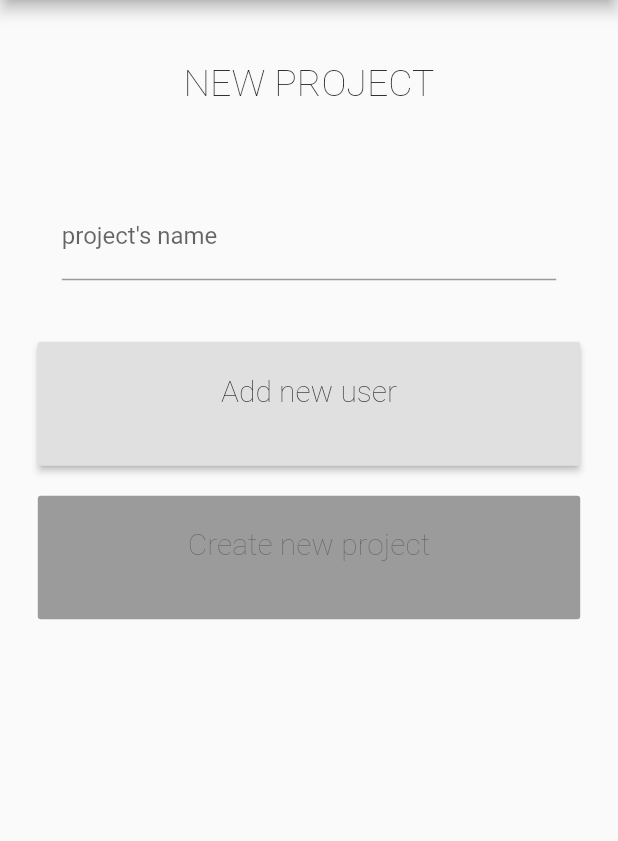
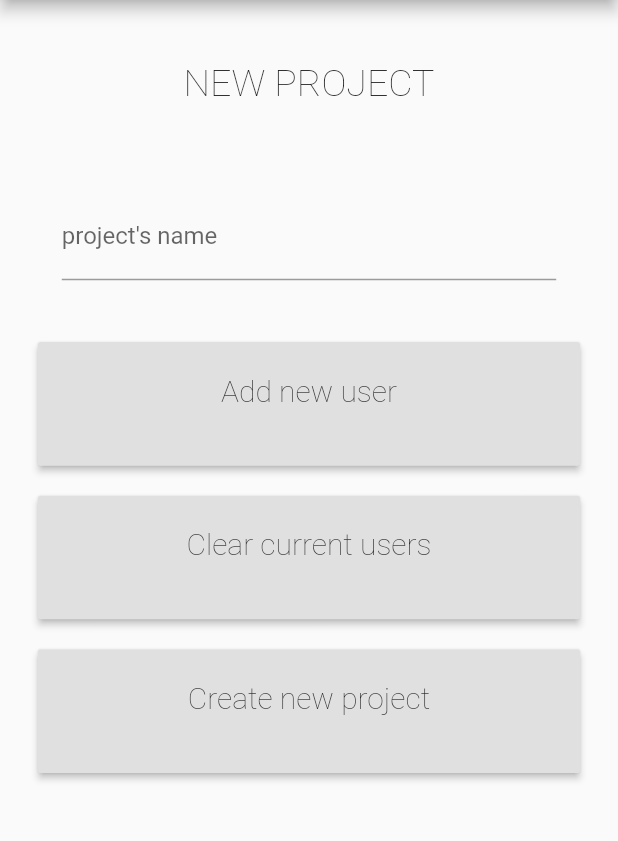
Before and after one commit to MathieuAuclair/Split, a Flutter app: the screen it shows after launch, on a phone screen of 412 x 824 dp, the part 84-925 px from its top. Run offline on Flutter 3.47's test engine with Material 2 defaults, Android fonts, the phone set to English and light mode, and no system bars; our stand-ins replace shared_preferences; Roboto replaces fonts that are missing (sans-sérif).

Commit message:
fix serialization

```diff
--- a/lib/Handler/ProjectHandler.dart
+++ b/lib/Handler/ProjectHandler.dart
@@ -10,24 +10,38 @@ class ProjectHandler {
     SharedPreferences preferences = await SharedPreferences.getInstance();
     String json = preferences.getString(Constant.SP_KEY_SAVES);
 
-    if(json == null) {
-      return "[]";
-    }
-
     return json;
   }
 
-  static Future<List<Project>> getSavedProject(
-      Future<String> jsonContent) async {
+  static List<Project> getSavedProject(String jsonContent) {
+    if(jsonContent == null){
+      return [];
+    }
+
     List<Project> projects = new List<Project>();
-    var jsonProjects = json.decode(await jsonContent);
+    List<dynamic> jsonProjects = json.decode(jsonContent);
 
-    for (String json in jsonProjects) {
+    for (dynamic key in jsonProjects) {
+
       Project project = new Project();
-      project.fromJson(json);
+      project.fromJson(key);
       projects.add(project);
     }
 
     return projects;
   }
+
+  static Future addNewProjectToSharedPreferences(Project project) async {
+    SharedPreferences preferences = await SharedPreferences.getInstance();
+    String jsonProjects = preferences.getString(Constant.SP_KEY_SAVES);
+
+    if(jsonProjects == null){
+      jsonProjects = "[]";
+    }
+
+    var projects = json.decode(jsonProjects);
+
+    projects.add(project.toJson());
+    preferences.setString(Constant.SP_KEY_SAVES, json.encode(projects));
+  }
 }
--- /dev/null
+++ b/lib/interface/SliderMenu.dart
@@ -0,0 +1,104 @@
+import 'dart:async';
+
+import 'package:flutter/cupertino.dart';
+import 'package:flutter/material.dart';
+import 'package:split_app/Handler/ProjectHandler.dart';
+import 'package:split_app/interface/StartupMenu.dart';
+import 'package:split_app/modele/project.dart';
+
+class SliderMenu extends StatefulWidget {
+  @override
+  State<StatefulWidget> createState() => new SliderMenuPage();
+}
+
+class SliderMenuPage extends State<SliderMenu> {
+  List<Widget> menuItems;
+
+  @override
+  void initState() {
+    menuItems = [
+      DrawerHeader(
+        child: Text(
+          'SPLIT  |  MENU',
+          style: new TextStyle(
+            fontFamily: "sans-sérif",
+            fontWeight: FontWeight.w100,
+            fontSize: 25.0,
+            color: Colors.white,
+          ),
+        ),
+        decoration: BoxDecoration(
+          color: Colors.blue,
+        ),
+      ),
+    ];
+
+    updateSideMenuPanel();
+
+    super.initState();
+  }
+
+  @override
+  Widget build(BuildContext context) {
+    return new Scaffold(
+      appBar: new AppBar(
+        title: new Text(
+          "SPLIT",
+          style: new TextStyle(
+            fontFamily: "sans-sérif",
+            fontWeight: FontWeight.w100,
+            fontSize: 25.0,
+          ),
+        ),
+      ),
+      drawer: new Drawer(
+        child: ListView(
+          padding: EdgeInsets.zero,
+          children: menuItems,
+        ),
+      ),
+      body: new StartupMenu(),
+    );
+  }
+
+  Future updateSideMenuPanel() async {
+    String jsonSaveContent =
+        await ProjectHandler.getJsonSaveContentFromSharedPreferences();
+    List<Project> projects = ProjectHandler.getSavedProject(jsonSaveContent);
+
+    parseProjectInWidgetMenu(projects);
+    setState(() {});
+  }
+
+  void parseProjectInWidgetMenu(List<Project> projects) {
+    if (projects.isEmpty) {
+      menuItems.add(
+        ListTile(
+          title: Text(
+            "No existing project",
+            style: new TextStyle(
+              fontFamily: "sans-sérif",
+              fontWeight: FontWeight.w100,
+              fontSize: 20.0,
+            ),
+          ),
+          onTap: () {
+            Navigator.pop(context);
+          },
+        ),
+      );
+      return;
+    }
+
+    for (Project project in projects) {
+      menuItems.add(
+        ListTile(
+          title: Text(project.name),
+          onTap: () {
+            Navigator.pop(context);
+          },
+        ),
+      );
+    }
+  }
+}
--- a/lib/interface/StartupMenu.dart
+++ b/lib/interface/StartupMenu.dart
@@ -5,6 +5,7 @@ import 'package:flutter/widgets.dart';
 import 'package:split_app/Handler/ProjectHandler.dart';
 
 import 'package:split_app/modele/project.dart';
+import 'package:split_app/modele/user.dart';
 
 class StartupMenu extends StatefulWidget {
   @override
@@ -15,53 +16,9 @@ class StartupMenuPage extends State<StartupMenu> {
   final userTextController = TextEditingController();
   final projectTextController = TextEditingController();
 
-  List<Widget> menuItems;
   List<Widget> usersChips = [];
 
-  @override
-  void initState() {
-    Future<String> jsonSaveContent =
-        ProjectHandler.getJsonSaveContentFromSharedPreferences();
-    Future<List<Project>> projects =
-        ProjectHandler.getSavedProject(jsonSaveContent);
-    parseProjectInWidgetMenu(projects);
-
-    super.initState();
-  }
-
-  Future parseProjectInWidgetMenu(Future<List<Project>> futureProjects) async {
-    List<Project> projects = await futureProjects;
-
-    if (projects.isEmpty) {
-      menuItems.add(
-        ListTile(
-          title: Text(
-            "No existing project",
-            style: new TextStyle(
-              fontFamily: "sans-sérif",
-              fontWeight: FontWeight.w100,
-              fontSize: 20.0,
-            ),
-          ),
-          onTap: () {
-            Navigator.pop(context);
-          },
-        ),
-      );
-      return;
-    }
-
-    for (Project project in projects) {
-      menuItems.add(
-        ListTile(
-          title: Text(project.name),
-          onTap: () {
-            Navigator.pop(context);
-          },
-        ),
-      );
-    }
-  }
+  List<User> users = new List<User>();
 
   @override
   void dispose() {
@@ -72,42 +29,7 @@ class StartupMenuPage extends State<StartupMenu> {
 
   @override
   Widget build(BuildContext context) {
-    menuItems = [
-      DrawerHeader(
-        child: Text(
-          'SPLIT  |  MENU',
-          style: new TextStyle(
-            fontFamily: "sans-sérif",
-            fontWeight: FontWeight.w100,
-            fontSize: 25.0,
-            color: Colors.white,
-          ),
-        ),
-        decoration: BoxDecoration(
-          color: Colors.blue,
-        ),
-      ),
-    ];
-
-    return new Scaffold(
-      appBar: new AppBar(
-        title: new Text(
-          "SPLIT",
-          style: new TextStyle(
-            fontFamily: "sans-sérif",
-            fontWeight: FontWeight.w100,
-            fontSize: 25.0,
-          ),
-        ),
-      ),
-      drawer: new Drawer(
-        child: ListView(
-          // Important: Remove any padding from the ListView.
-          padding: EdgeInsets.zero,
-          children: menuItems,
-        ),
-      ),
-      body: new SingleChildScrollView(
+    return new SingleChildScrollView(
       child: new Container(
         width: MediaQuery.of(context).size.width,
         child: new Column(
@@ -144,8 +66,8 @@ class StartupMenuPage extends State<StartupMenu> {
               ),
             ),
             new Container(
-                padding: new EdgeInsets.all(
-                    MediaQuery.of(context).size.width * 0.05),
+              padding:
+                  new EdgeInsets.all(MediaQuery.of(context).size.width * 0.05),
               child: Column(
                 children: usersChips,
               ),
@@ -153,7 +75,7 @@ class StartupMenuPage extends State<StartupMenu> {
             new Container(
               margin: new EdgeInsets.only(bottom: 20.0),
               child: new RaisedButton(
-                  onPressed: _neverSatisfied,
+                onPressed: _addNewUserPrompt,
                 child: new Container(
                   width: MediaQuery.of(context).size.width * 0.8,
                   height: MediaQuery.of(context).size.height * 0.1,
@@ -175,7 +97,33 @@ class StartupMenuPage extends State<StartupMenu> {
             new Container(
               margin: new EdgeInsets.only(bottom: 20.0),
               child: new RaisedButton(
-                  onPressed: null,
+                onPressed: () {
+                  users = [];
+                  usersChips = [];
+                  setState(() {});
+                },
+                child: new Container(
+                  width: MediaQuery.of(context).size.width * 0.8,
+                  height: MediaQuery.of(context).size.height * 0.1,
+                  padding: new EdgeInsets.only(
+                    top: MediaQuery.of(context).size.height * 0.025,
+                  ),
+                  child: new Text(
+                    "Clear current users",
+                    textAlign: TextAlign.center,
+                    style: new TextStyle(
+                      fontFamily: "sans-sérif",
+                      fontWeight: FontWeight.w100,
+                      fontSize: 20.0,
+                    ),
+                  ),
+                ),
+              ),
+            ),
+            new Container(
+              margin: new EdgeInsets.only(bottom: 20.0),
+              child: new RaisedButton(
+                onPressed: _createProject,
                 child: new Container(
                   width: MediaQuery.of(context).size.width * 0.8,
                   height: MediaQuery.of(context).size.height * 0.1,
@@ -197,11 +145,10 @@ class StartupMenuPage extends State<StartupMenu> {
           ],
         ),
       ),
-      ),
     );
   }
 
-  Future<Null> _neverSatisfied() async {
+  Future<Null> _addNewUserPrompt() async {
     return showDialog<Null>(
       context: context,
       barrierDismissible: false, // user must tap button!
@@ -221,7 +168,7 @@ class StartupMenuPage extends State<StartupMenu> {
                     autovalidate: true,
                     controller: userTextController,
                     decoration: InputDecoration(
-                      labelText: 'users\'s name',
+                      labelText: 'user\'s name',
                       hintText: null,
                       border: new UnderlineInputBorder(),
                     ),
@@ -241,6 +188,12 @@ class StartupMenuPage extends State<StartupMenu> {
             new FlatButton(
               child: new Text('Confirm'),
               onPressed: () {
+                users.add(
+                  new User(
+                    name: userTextController.text,
+                    spending: [],
+                  ),
+                );
                 usersChips.add(
                   new Container(
                     margin: new EdgeInsets.all(5.0),
@@ -249,7 +202,7 @@ class StartupMenuPage extends State<StartupMenu> {
                         backgroundColor: Colors.grey.shade800,
                         child: new Icon(Icons.account_circle),
                       ),
-                      label: new Text('Aaron Burr'),
+                      label: new Text(userTextController.text),
                     ),
                   ),
                 );
@@ -262,4 +215,28 @@ class StartupMenuPage extends State<StartupMenu> {
       },
     );
   }
+
+  Future _createProject() async {
+    Project project = new Project(
+      name: projectTextController.text,
+      users: users,
+    );
+
+    ProjectHandler.addNewProjectToSharedPreferences(project);
+
+    projectTextController.clear();
+    usersChips = [];
+    users = [];
+
+    Scaffold.of(context).showSnackBar(
+          new SnackBar(
+            content: new Text(
+              "Project succesfully created!",
+              textAlign: TextAlign.center,
+            ),
+          ),
+        );
+
+    setState(() {});
   }
+}
--- a/lib/main.dart
+++ b/lib/main.dart
@@ -1,5 +1,5 @@
 import 'package:flutter/material.dart';
-import 'package:split_app/interface/StartupMenu.dart';
+import 'package:split_app/interface/SliderMenu.dart';
 
 void main() => runApp(new MyApp());
 
@@ -11,7 +11,7 @@ class MyApp extends StatelessWidget {
       theme: new ThemeData(
         primarySwatch: Colors.blue,
       ),
-      home: new StartupMenu(),
+      home: new SliderMenu(),
     );
   }
 }
--- a/lib/modele/project.dart
+++ b/lib/modele/project.dart
@@ -1,3 +1,5 @@
+import 'dart:convert';
+
 import 'package:split_app/modele/user.dart';
 
 class Project {
@@ -6,22 +8,44 @@ class Project {
 
   Project({this.name, this.users});
 
-  Map<String, dynamic> toJson() => {
-    'name': name,
-    'users': users,
-  };
+  Map<String, dynamic> toJson() =>
+      {
+        'name': name,
+        'users': _getJsonStringForListUser(),
+      };
 
-  void fromJson(json) {
-    name = json['name'];
-    users = json['users'];
+  void fromJson(jsonContent) {
+    name = jsonContent['name'];
+    users = _getUsersFromJson(json.decode(jsonContent['users']));
   }
 
-  double getProjectAmountTotal(){
+  double getProjectAmountTotal() {
     double amount = 0.0;
-    for(User user in users){
+    for (User user in users) {
       amount += user.getUserPaidAmount();
     }
 
     return amount;
   }
+
+  String _getJsonStringForListUser() {
+    var jsonContent = [];
+    for (User user in users) {
+      jsonContent.add(json.encode(user.toJson()));
+    }
+
+    print(json.encode(jsonContent));
+
+    return json.encode(jsonContent);
+  }
+
+  List<User> _getUsersFromJson(jsonContent) {
+    List<User> users = new List<User>();
+    for(var jsonUser in jsonContent){
+      User user = new User();
+      user.fromJson(jsonUser);
+      users.add(user);
+    }
+    return users;
+  }
 }
```
Also changed, not shown: lib/modele/user.dart (+32 -9 lines). Lines whose indentation alone changed are shown as unchanged.
